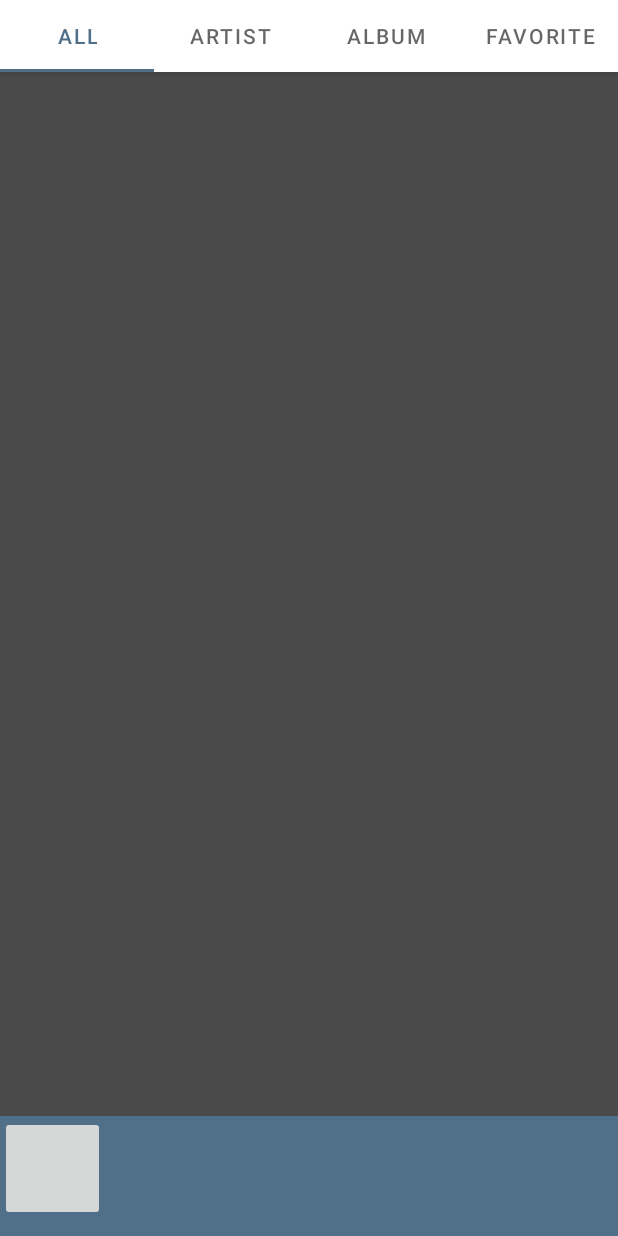
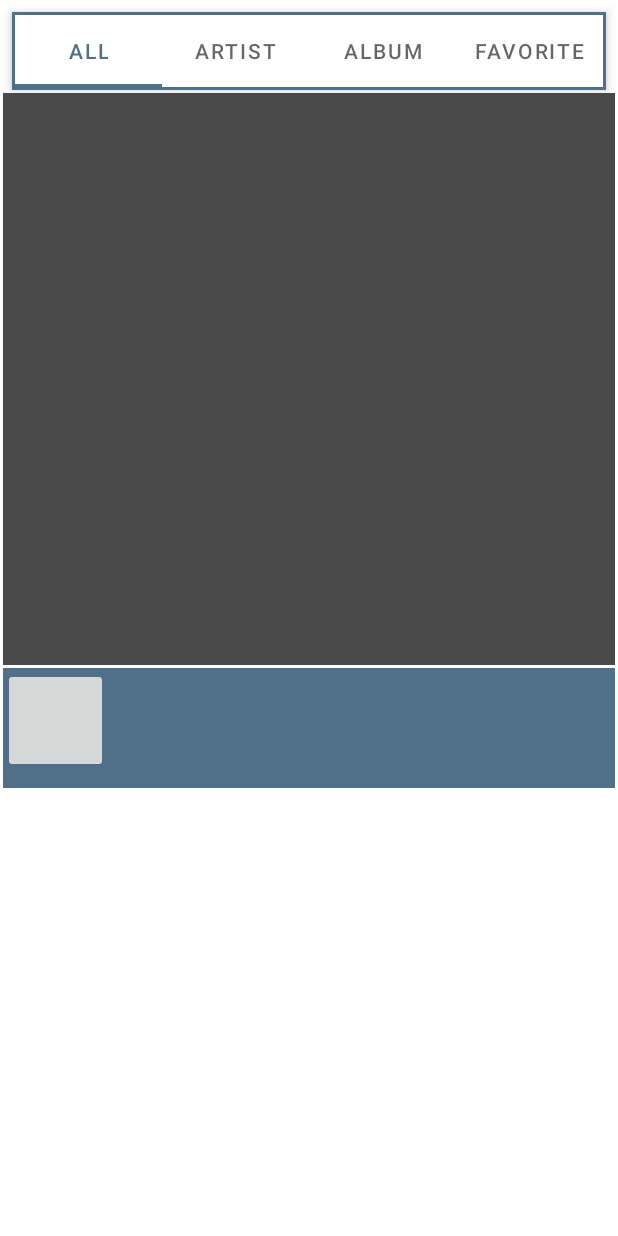
Before and after one commit to mktahmasbi1989/MusicPlayer, an Android app: the screen it shows after launch (PlayerActivity), on a phone screen of 412 x 824 dp. Run offline under Robolectric (Android 15) with nearby library versions, the phone set to English and light mode, and no system bars.

```diff
--- a/app/src/main/java/com/example/mohamdkazem/musicplayer/PlayerFragment.java
+++ b/app/src/main/java/com/example/mohamdkazem/musicplayer/PlayerFragment.java
@@ -13,6 +13,7 @@ import android.widget.ImageButton;
 import android.widget.ImageView;
 import android.widget.SeekBar;
 import android.widget.TextView;
+import android.widget.Toast;
 
 import com.example.mohamdkazem.musicplayer.model.Music;
 
@@ -160,6 +161,8 @@ public class PlayerFragment extends Fragment {
                 public void onClick(View v) {
                     try {
                         mCallBacks.playMusic(mMusic.getMusicId());
+                        String s= String.valueOf(mMusic.getAlbumId());
+                        Toast.makeText(getActivity(),s,Toast.LENGTH_LONG).show();
 
 //                        mediaPlayer=new MediaPlayer();
 //                        mediaPlayer.setAudioStreamType(AudioManager.STREAM_MUSIC);
--- a/app/src/main/res/layout/activity_player.xml
+++ b/app/src/main/res/layout/activity_player.xml
@@ -1,5 +1,5 @@
 <?xml version="1.0" encoding="utf-8"?>
-<androidx.coordinatorlayout.widget.CoordinatorLayout xmlns:android="http://schemas.android.com/apk/res/android"
+<androidx.constraintlayout.widget.ConstraintLayout xmlns:android="http://schemas.android.com/apk/res/android"
     xmlns:app="http://schemas.android.com/apk/res-auto"
     xmlns:tools="http://schemas.android.com/tools"
     android:id="@+id/activity_player"
@@ -12,49 +12,62 @@
         android:id="@+id/appBar"
         android:layout_width="match_parent"
         android:layout_height="wrap_content"
+        android:layout_marginStart="8dp"
+        android:layout_marginTop="8dp"
+        android:layout_marginEnd="8dp"
         android:background="@color/colorPrimary"
-        >
+        app:layout_constraintEnd_toEndOf="parent"
+        app:layout_constraintStart_toStartOf="parent"
+        app:layout_constraintTop_toTopOf="parent">
+
         <com.google.android.material.tabs.TabLayout
             android:id="@+id/tabLayout"
             android:layout_width="match_parent"
             android:layout_height="wrap_content"
-            android:backgroundTint="@color/design_default_color_on_primary"
-            >
+            android:layout_margin="2dp"
+            android:backgroundTint="@color/design_default_color_on_primary">
 
         </com.google.android.material.tabs.TabLayout>
-
 
     </com.google.android.material.appbar.AppBarLayout>
 
     <androidx.viewpager.widget.ViewPager
         android:id="@+id/viewPager"
-        android:layout_width="match_parent"
+        android:layout_width="0dp"
+        android:layout_height="381dp"
+        android:layout_margin="2dp"
+        android:layout_marginStart="8dp"
+        android:layout_marginEnd="8dp"
+        app:layout_anchor="@id/appBar"
+        app:layout_behavior="@string/appbar_scrolling_view_behavior"
+        app:layout_constraintBottom_toTopOf="@+id/player_controller"
+        app:layout_constraintEnd_toEndOf="parent"
+        app:layout_constraintStart_toStartOf="parent"
+        app:layout_constraintTop_toBottomOf="@+id/appBar">
 
-        android:layout_height="match_parent"
-        app:layout_anchor="@id/appBar"
-        app:layout_behavior="@string/appbar_scrolling_view_behavior">
     </androidx.viewpager.widget.ViewPager>
 
     <androidx.appcompat.widget.LinearLayoutCompat
+        android:id="@+id/player_controller"
         android:layout_width="match_parent"
         android:layout_height="80dp"
-        android:id="@+id/player_controller"
+        android:layout_margin="2dp"
+        android:layout_marginBottom="8dp"
+
         android:background="@color/colorPrimary"
         app:layout_anchor="@id/viewPager"
         app:layout_anchorGravity="bottom"
-        app:layout_behavior="@string/bottom_sheet_behavior"
 
-        >
+        app:layout_constraintStart_toStartOf="parent"
+        app:layout_constraintTop_toBottomOf="@+id/viewPager">
 
         <ImageButton
             android:id="@+id/activity_play_control"
             android:layout_width="70dp"
             android:layout_height="70dp"
-            tools:src="@drawable/btn_play"
-            />
+            tools:src="@drawable/btn_play" />
 
     </androidx.appcompat.widget.LinearLayoutCompat>
 
 
-
-</androidx.coordinatorlayout.widget.CoordinatorLayout>
+</androidx.constraintlayout.widget.ConstraintLayout>
```
Also changed, not shown: app/src/main/java/com/example/mohamdkazem/musicplayer/AlbumFragment.java (+12 -2 lines), app/src/main/java/com/example/mohamdkazem/musicplayer/MusicListDialodFragment.java (added, +120 -0 lines), app/src/main/java/com/example/mohamdkazem/musicplayer/MusicPlayer.java (+9 -1 lines), app/src/main/java/com/example/mohamdkazem/musicplayer/model/Album.java (+1 -9 lines), app/src/main/res/layout/fragment_music_list_dialod.xml (added, +18 -0 lines).
